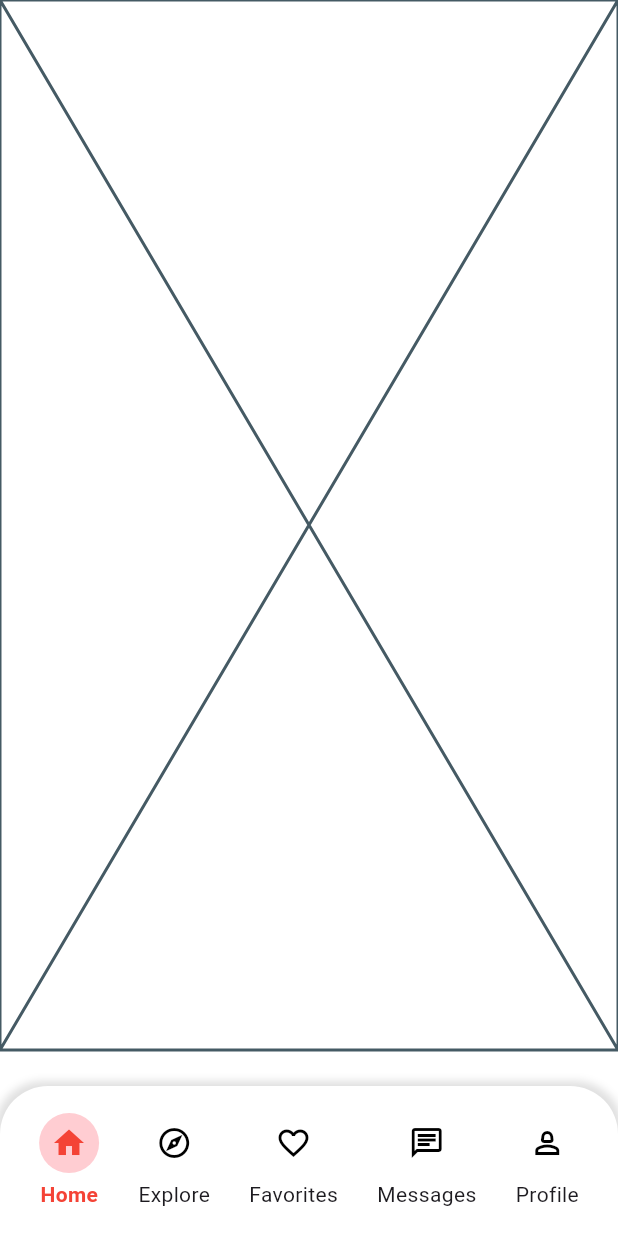
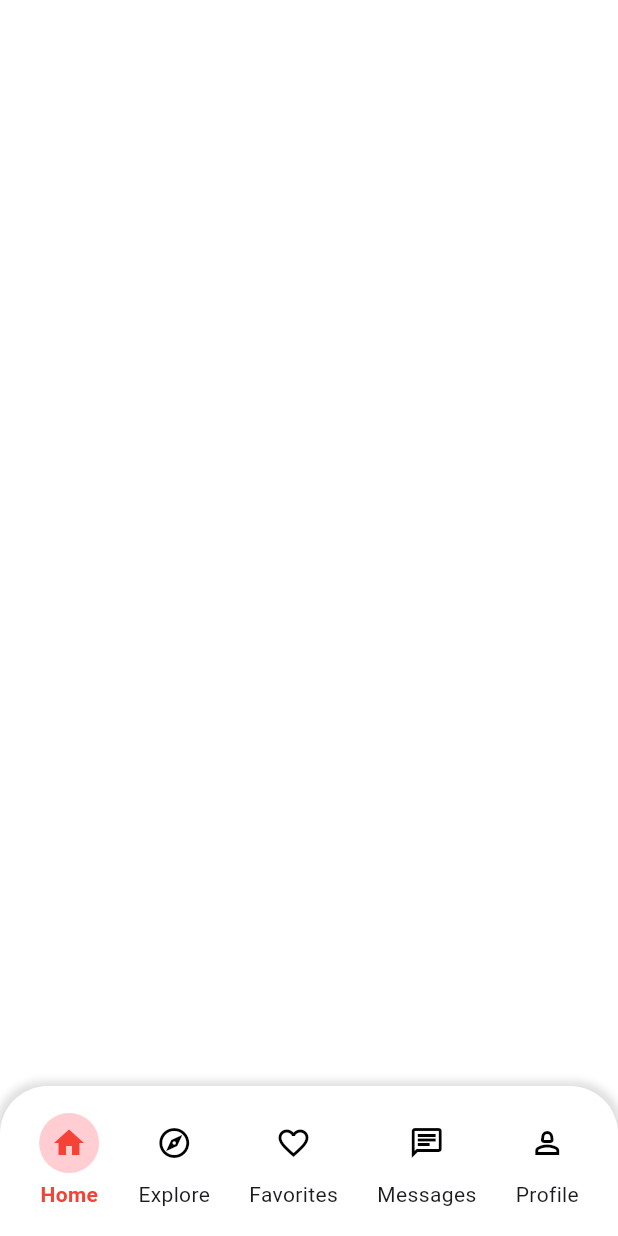
Before and after one commit to JAICHANGPARK/flutter_notebook_chapter_53, a Flutter app: the PetMainPage screen opened directly, on a phone screen of 412 x 824 dp. Run offline on Flutter 3.47's test engine with Material 3 defaults, Android fonts, the phone set to English and light mode, and no system bars; our stand-ins replace dotted_border, gap, hugeicons, material_ui, percent_indicator, smooth_page_indicator; missing offline and left inert: avatar_stack, easy_pie_chart.

Commit message:
Update pet_main_page.dart

```diff
--- a/lib/ep2686_pet_adoption_app/ui/pet_main_page.dart
+++ b/lib/ep2686_pet_adoption_app/ui/pet_main_page.dart
@@ -8,6 +8,8 @@ class PetMainPage extends StatefulWidget {
 }
 
 class _PetMainPageState extends State<PetMainPage> {
+  int pageNum = 0;
+
   @override
   Widget build(BuildContext context) {
     return Scaffold(
@@ -16,7 +18,12 @@ class _PetMainPageState extends State<PetMainPage> {
         bottom: false,
         child: Column(
           children: [
-            Expanded(child: Placeholder()),
+            Expanded(child: IndexedStack(
+              index: pageNum,
+              children: [
+
+              ],
+            )),
             Container(
               height: 100,
               margin: .only(top: 24),
```
